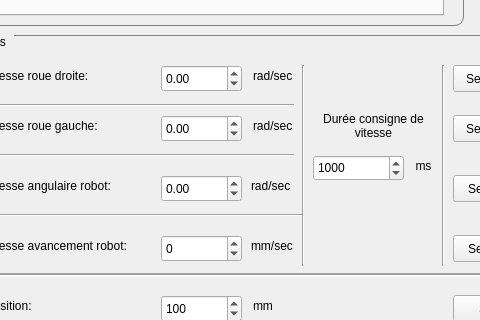
The window that plugins/AsservStream/asservstreamcontrolpanel.ui (EsialRobotik/PlotJuggler) describes before a commit, drawn with Qt 5; both pictures show x 97 to 577 and y 232 to 552 of the 770 by 730 pixel window.
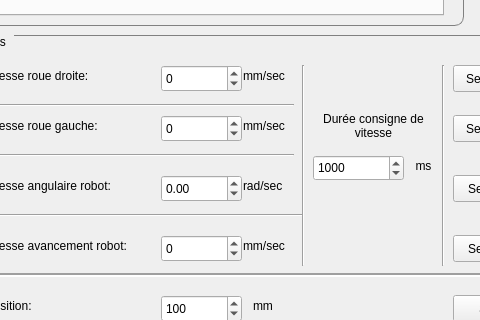
The same window after the commit.

Commit message: Speed wheel consign are in mm/sec not rad/sec

The edit to the form file:
```diff
--- a/plugins/AsservStream/asservstreamcontrolpanel.ui
+++ b/plugins/AsservStream/asservstreamcontrolpanel.ui
@@ -581,7 +581,7 @@
     <widget class="QLabel" name="label_12">
      <property name="geometry">
       <rect>
-       <x>328</x>
+       <x>320</x>
        <y>200</y>
        <width>67</width>
        <height>21</height>
@@ -665,7 +665,7 @@
     <widget class="QLabel" name="label_13">
      <property name="geometry">
       <rect>
-       <x>328</x>
+       <x>320</x>
        <y>140</y>
        <width>67</width>
        <height>21</height>
@@ -752,11 +752,14 @@
        <height>27</height>
       </rect>
      </property>
+     <property name="decimals">
+      <number>0</number>
+     </property>
      <property name="minimum">
-      <double>-100.000000000000000</double>
+      <double>-3000.000000000000000</double>
      </property>
      <property name="maximum">
-      <double>100.000000000000000</double>
+      <double>3000.000000000000000</double>
      </property>
      <property name="singleStep">
       <double>10.000000000000000</double>
@@ -778,14 +781,14 @@
     <widget class="QLabel" name="label_15">
      <property name="geometry">
       <rect>
-       <x>330</x>
+       <x>320</x>
        <y>80</y>
        <width>67</width>
        <height>21</height>
       </rect>
      </property>
      <property name="text">
-      <string>rad/sec</string>
+      <string>mm/sec</string>
      </property>
     </widget>
     <widget class="Line" name="line_5">
@@ -810,11 +813,14 @@
        <height>27</height>
       </rect>
      </property>
+     <property name="decimals">
+      <number>0</number>
+     </property>
      <property name="minimum">
-      <double>-100.000000000000000</double>
+      <double>-3000.000000000000000</double>
      </property>
      <property name="maximum">
-      <double>100.000000000000000</double>
+      <double>3000.000000000000000</double>
      </property>
      <property name="singleStep">
       <double>10.000000000000000</double>
@@ -849,14 +855,14 @@
     <widget class="QLabel" name="label_17">
      <property name="geometry">
       <rect>
-       <x>330</x>
+       <x>320</x>
        <y>30</y>
        <width>67</width>
        <height>21</height>
       </rect>
      </property>
      <property name="text">
-      <string>rad/sec</string>
+      <string>mm/sec</string>
      </property>
     </widget>
     <widget class="Line" name="line_6">
```
